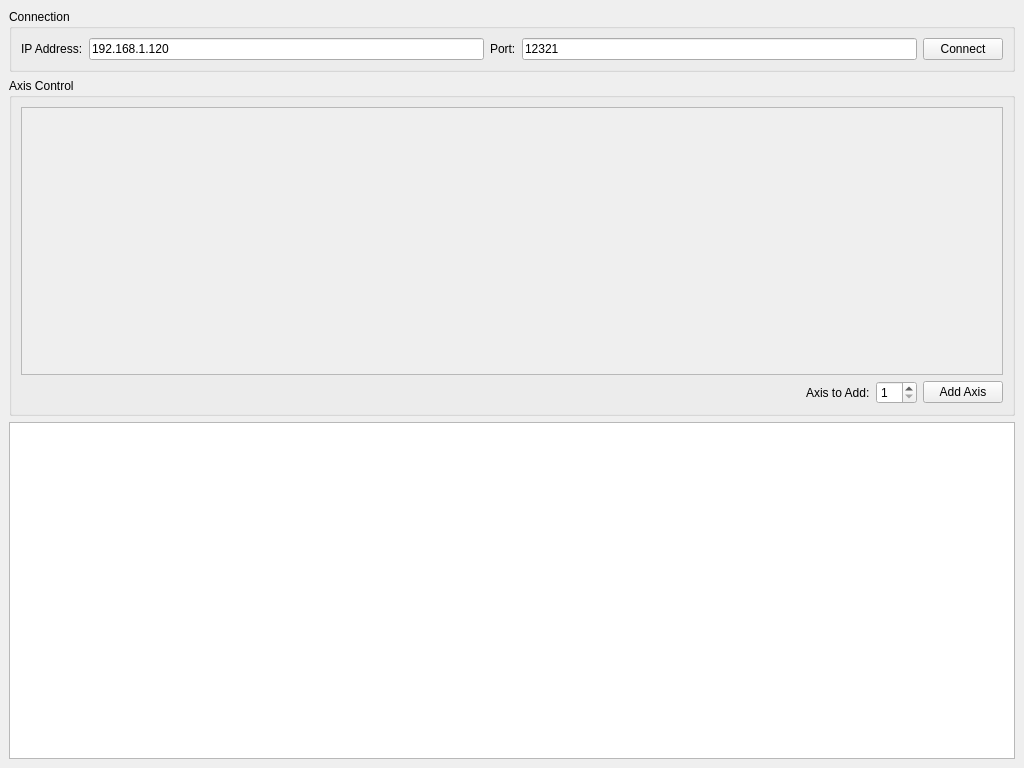
The window that src/app/mainwindow/mainwindow.ui (changhui-pal/QtKohzuController) describes before a commit, drawn with Qt 5.
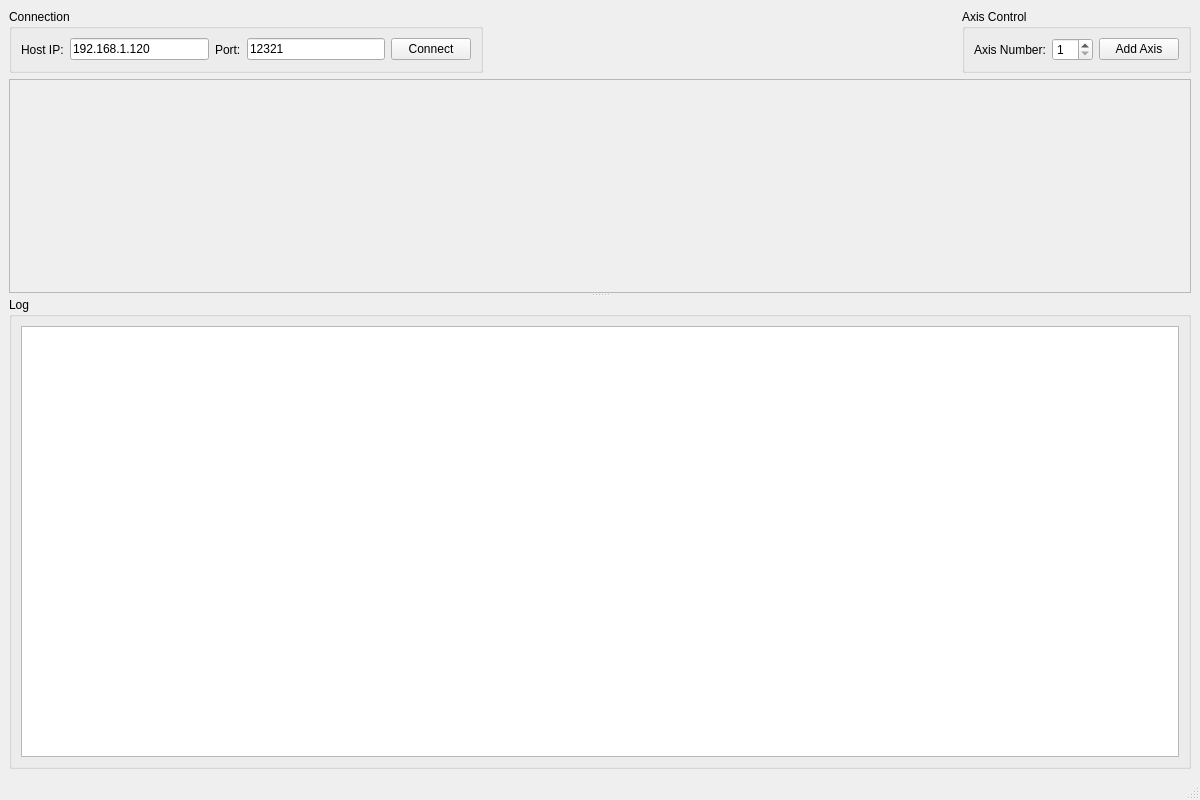
The same window after the commit.

What changed in the file:
```diff
--- a/src/app/mainwindow/mainwindow.ui
+++ b/src/app/mainwindow/mainwindow.ui
@@ -6,15 +6,24 @@
    <rect>
     <x>0</x>
     <y>0</y>
-    <width>1024</width>
-    <height>768</height>
+    <width>1200</width>
+    <height>800</height>
    </rect>
   </property>
   <property name="windowTitle">
    <string>Qt Kohzu Controller</string>
   </property>
   <widget class="QWidget" name="centralwidget">
-   <layout class="QVBoxLayout" name="verticalLayout">
+   <layout class="QVBoxLayout" name="verticalLayout_2">
+    <item>
+     <widget class="QSplitter" name="splitter">
+      <property name="orientation">
+       <enum>Qt::Orientation::Vertical</enum>
+      </property>
+      <widget class="QWidget" name="topWidget" native="true">
+       <layout class="QVBoxLayout" name="verticalLayout_3">
+        <item>
+         <layout class="QHBoxLayout" name="topControlLayout">
     <item>
      <widget class="QGroupBox" name="connectionGroup">
       <property name="title">
@@ -24,7 +33,7 @@
        <item>
         <widget class="QLabel" name="labelIp">
          <property name="text">
-          <string>IP Address:</string>
+                <string>Host IP:</string>
          </property>
         </widget>
        </item>
@@ -60,24 +69,6 @@
      </widget>
     </item>
     <item>
-     <widget class="QGroupBox" name="controlGroup">
-      <property name="title">
-       <string>Axis Control</string>
-      </property>
-      <layout class="QVBoxLayout" name="verticalLayout_2">
-       <item>
-        <widget class="QScrollArea" name="scrollArea">
-         <property name="widgetResizable">
-          <bool>true</bool>
-         </property>
-         <widget class="QWidget" name="scrollAreaWidgetContents">
-          <layout class="QVBoxLayout" name="axisLayout"/>
-         </widget>
-        </widget>
-       </item>
-       <item>
-        <layout class="QHBoxLayout" name="addAxisLayout">
-         <item>
           <spacer name="horizontalSpacer">
            <property name="orientation">
             <enum>Qt::Horizontal</enum>
@@ -91,9 +82,15 @@
           </spacer>
          </item>
          <item>
+           <widget class="QGroupBox" name="controlGroup">
+            <property name="title">
+             <string>Axis Control</string>
+            </property>
+            <layout class="QHBoxLayout" name="horizontalLayout_3">
+             <item>
           <widget class="QLabel" name="label_3">
            <property name="text">
-            <string>Axis to Add:</string>
+                <string>Axis Number:</string>
            </property>
           </widget>
          </item>
@@ -102,6 +99,9 @@
            <property name="minimum">
             <number>1</number>
            </property>
+               <property name="maximum">
+                <number>16</number>
+               </property>
           </widget>
          </item>
          <item>
@@ -112,10 +112,39 @@
           </widget>
          </item>
         </layout>
-       </item>
-      </layout>
-     </widget>
-    </item>
+           </widget>
+          </item>
+         </layout>
+        </item>
+        <item>
+         <widget class="QScrollArea" name="scrollArea">
+          <property name="widgetResizable">
+           <bool>true</bool>
+          </property>
+          <widget class="QWidget" name="scrollAreaWidgetContents">
+           <property name="geometry">
+            <rect>
+             <x>0</x>
+             <y>0</y>
+             <width>1162</width>
+             <height>206</height>
+            </rect>
+           </property>
+           <layout class="QVBoxLayout" name="axisLayout">
+            <property name="spacing">
+             <number>6</number>
+            </property>
+           </layout>
+          </widget>
+         </widget>
+        </item>
+       </layout>
+      </widget>
+      <widget class="QGroupBox" name="logGroup">
+       <property name="title">
+        <string>Log</string>
+       </property>
+       <layout class="QVBoxLayout" name="verticalLayout">
     <item>
      <widget class="QTextEdit" name="logTextEdit">
       <property name="readOnly">
@@ -125,6 +154,21 @@
     </item>
    </layout>
   </widget>
+     </widget>
+    </item>
+   </layout>
+  </widget>
+  <widget class="QMenuBar" name="menubar">
+   <property name="geometry">
+    <rect>
+     <x>0</x>
+     <y>0</y>
+     <width>1200</width>
+     <height>21</height>
+    </rect>
+   </property>
+  </widget>
+  <widget class="QStatusBar" name="statusbar"/>
  </widget>
  <resources/>
  <connections/>
```
Left out of the diff: 12 changed lines with no effect on the pictures. Lines whose indentation alone changed are shown as unchanged.
